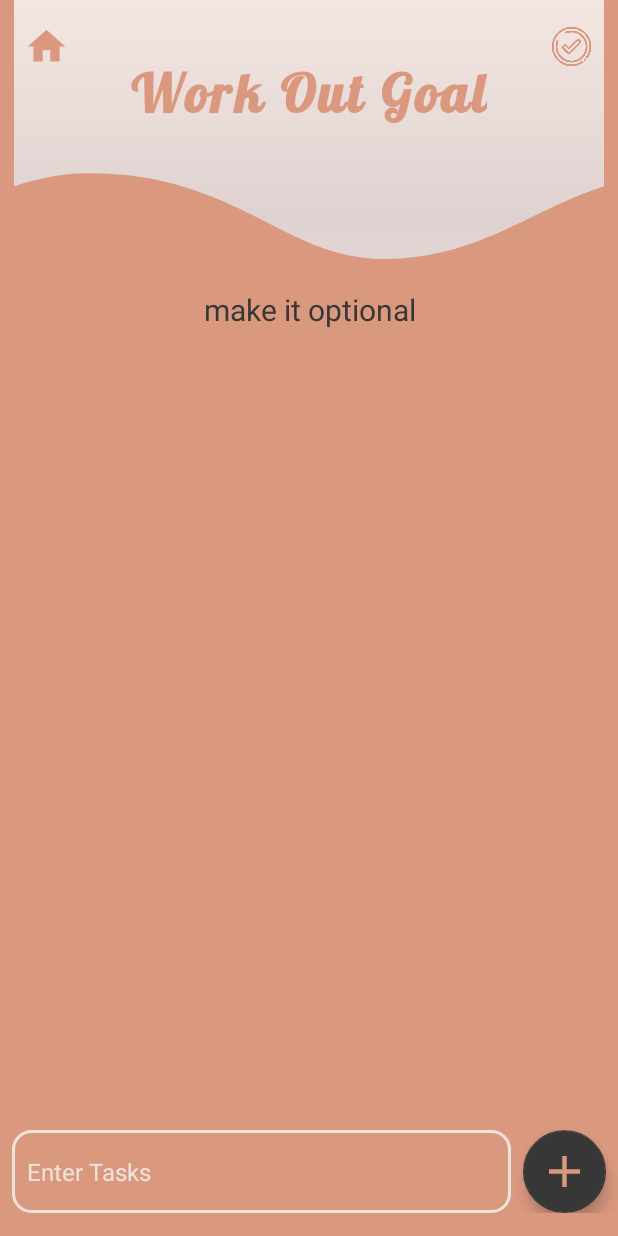
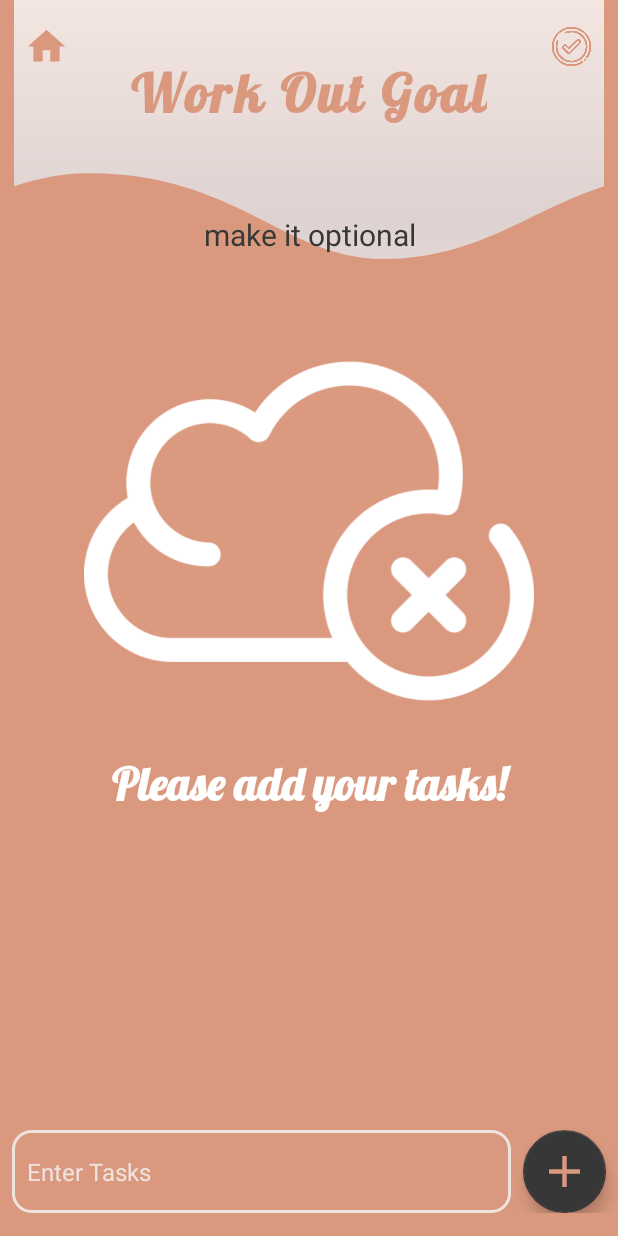
Before and after one commit to maha303/TaskTimer_Error404, an Android app: the screen it shows after launch (GoalDetailsPage), on a phone screen of 412 x 824 dp. Run offline under Robolectric (Android 15) with nearby library versions, the phone set to English and light mode, and no system bars; our stand-ins replace Room's generated code; libraries missing offline, so code that uses them is left out: it.xabaras.android.

Commit message:
no tasks layout connected

```diff
--- a/app/src/main/java/com/example/tasktimer_error404/GoalDetailsPage.kt
+++ b/app/src/main/java/com/example/tasktimer_error404/GoalDetailsPage.kt
@@ -10,6 +10,7 @@ import android.view.View
 import android.widget.EditText
 import android.widget.LinearLayout
 import androidx.appcompat.app.AppCompatActivity
+import androidx.core.view.isVisible
 import androidx.lifecycle.ViewModelProvider
 import androidx.recyclerview.widget.ItemTouchHelper
 import androidx.recyclerview.widget.ItemTouchHelper.RIGHT
@@ -33,12 +34,23 @@ class GoalDetailsPage : AppCompatActivity() {
         getGoalDetails()
         initializeViewModel()
         //todo llnoTask
+
     }
 
     private lateinit var taskViewModel: MainViewModel
     private fun initializeViewModel(){
         taskViewModel = ViewModelProvider(this).get(MainViewModel::class.java)
-        taskViewModel.getTasks(selectedGoal.g_id).observe(this, { tasks -> adapterTask.update(tasks) })
+        taskViewModel.getTasks(selectedGoal.g_id).observe(this, { tasks ->
+            if(tasks.isEmpty()) {
+                Log.d("TAG GDP", "task list is empty")
+                binding.llnoTask.isVisible = true
+            }
+            else{
+                Log.d("TAG GDP", "task list is: $tasks")
+                binding.llnoTask.isVisible = false
+            }
+            adapterTask.update(tasks)
+        })
     }
 
     private lateinit var binding: ActivityGoalDetailsPageBinding
@@ -131,12 +143,20 @@ class GoalDetailsPage : AppCompatActivity() {
         alert.show()
     }
 }
+//todo complete goal + move to congrats
+//todo congrats
+//todo ll
+
+//todo save state from timer
 
 //todo app name
 //todo add task prompt
 //todo time
-    //time saved on timer page
-    //make overall goal time
+
+//state from timer page
+
+//time saved on timer page
+//make overall goal time
 
 //todo alert dialog pretty ui
 //todo finish goal
--- a/app/src/main/res/layout/activity_goal_details_page.xml
+++ b/app/src/main/res/layout/activity_goal_details_page.xml
@@ -62,7 +62,7 @@
         android:layout_width="0dp"
         android:layout_height="wrap_content"
         android:layout_marginStart="16dp"
-        android:layout_marginTop="100dp"
+        android:layout_marginTop="50dp"
         android:layout_marginEnd="16dp"
         android:text="Description Description Description Goal Description Description Description"
         android:textAlignment="center"
@@ -77,18 +77,19 @@
     <LinearLayout
         android:id="@+id/llnoTask"
         android:layout_width="match_parent"
-        android:layout_height="wrap_content"
+        android:layout_height="345dp"
         android:layout_marginStart="8dp"
-        android:layout_marginTop="24dp"
         android:layout_marginEnd="8dp"
         android:layout_marginBottom="24dp"
+        android:gravity="center"
         android:orientation="vertical"
-        android:visibility="gone"
-        android:gravity="center"
+        android:visibility="visible"
         app:layout_constraintBottom_toTopOf="@+id/llGoalDetailsAddTask"
         app:layout_constraintEnd_toEndOf="parent"
+        app:layout_constraintHorizontal_bias="0.0"
         app:layout_constraintStart_toStartOf="parent"
-        app:layout_constraintTop_toBottomOf="@+id/tvGoalDetailsDescription">
+        app:layout_constraintTop_toBottomOf="@+id/tvGoalDetailsDescription"
+        app:layout_constraintVertical_bias="0.16">
 
         <ImageView
             android:id="@+id/imageView"
@@ -100,12 +101,12 @@
             android:id="@+id/textView"
             android:layout_width="match_parent"
             android:layout_height="wrap_content"
-            android:text="Please add your first task"
-            android:textStyle="bold"
+            android:fontFamily="@font/lobster_regular"
+            android:text="Please add your tasks!"
+            android:textAlignment="center"
+            android:textColor="@color/white"
             android:textSize="30dp"
-            android:textAlignment="center"
-            android:fontFamily="@font/lobster_regular"
-            android:textColor="@color/white"/>
+            android:textStyle="bold" />
     </LinearLayout>
 
     <androidx.recyclerview.widget.RecyclerView
```
